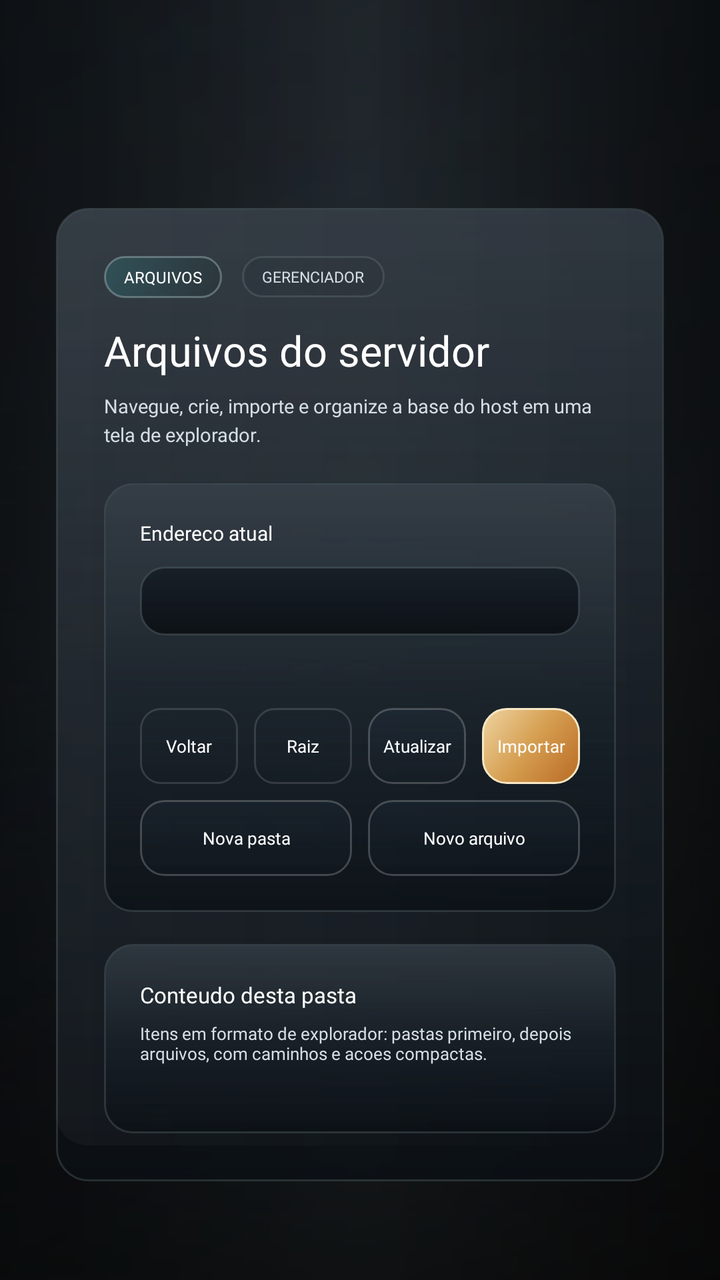
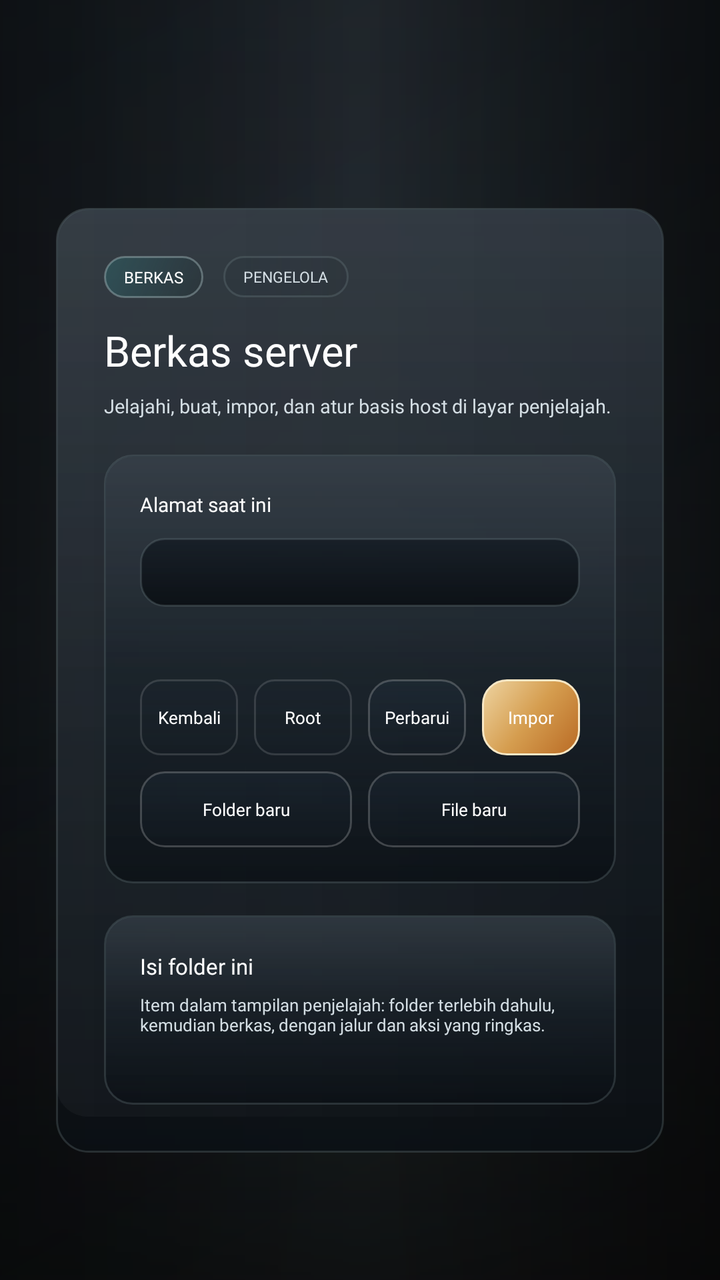

The first picture is an Android layout as it rendered before a commit; the second is the same layout after the commit. The layout source and the unified diff follow.
<!-- AndroidManifest.xml: application theme Theme.AppCompat.Light.NoActionBar.FullScreen -->
<!-- res/layout/fragment_host_files.xml -->
<?xml version="1.0" encoding="utf-8"?>
<FrameLayout xmlns:android="http://schemas.android.com/apk/res/android"
    android:layout_width="match_parent"
    android:layout_height="match_parent">

    <View
        android:layout_width="match_parent"
        android:layout_height="match_parent"
        android:background="@drawable/home_overlay" />

    <ScrollView
        android:layout_width="match_parent"
        android:layout_height="match_parent"
        android:fillViewport="true">

        <LinearLayout
            android:layout_width="match_parent"
            android:layout_height="wrap_content"
            android:gravity="center_horizontal"
            android:orientation="vertical"
            android:paddingStart="28dp"
            android:paddingTop="104dp"
            android:paddingEnd="28dp"
            android:paddingBottom="20dp">

            <LinearLayout
                android:layout_width="match_parent"
                android:layout_height="wrap_content"
                android:background="@drawable/home_panel_surface"
                android:orientation="vertical"
                android:padding="24dp">

                <LinearLayout
                    android:layout_width="match_parent"
                    android:layout_height="wrap_content"
                    android:gravity="center_vertical"
                    android:orientation="horizontal">

                    <TextView
                        android:layout_width="wrap_content"
                        android:layout_height="wrap_content"
                        android:background="@drawable/home_news_badge"
                        android:fontFamily="@font/montserrat_bold"
                        android:letterSpacing="0"
                        android:paddingStart="10dp"
                        android:paddingTop="5dp"
                        android:paddingEnd="10dp"
                        android:paddingBottom="5dp"
                    android:text="Arquivos"
                        android:textAllCaps="true"
                        android:textColor="@android:color/white"
                        android:textSize="8sp" />

                    <TextView
                        android:layout_width="wrap_content"
                        android:layout_height="wrap_content"
                        android:layout_marginStart="10dp"
                        android:background="@drawable/launcher_badge_outline"
                        android:fontFamily="@font/montserrat_bold"
                        android:paddingStart="10dp"
                        android:paddingTop="5dp"
                        android:paddingEnd="10dp"
                        android:paddingBottom="5dp"
                    android:text="GERENCIADOR"
                        android:textAllCaps="true"
                        android:textColor="@color/launcher_text_secondary"
                        android:textSize="7.5sp" />
                </LinearLayout>

                <TextView
                    android:layout_width="wrap_content"
                    android:layout_height="wrap_content"
                    android:layout_marginTop="12dp"
                    android:fontFamily="@font/montserrat_black"
                    android:text="Arquivos do servidor"
                    android:textColor="@android:color/white"
                    android:textSize="21sp" />

                <TextView
                    android:layout_width="wrap_content"
                    android:layout_height="wrap_content"
                    android:layout_marginTop="7dp"
                    android:maxWidth="720dp"
                    android:fontFamily="@font/montserrat_medium"
                    android:lineSpacingExtra="3dp"
                    android:text="Navegue, crie, importe e organize a base do host em uma tela de explorador."
                    android:textColor="@color/launcher_text_secondary"
                    android:textSize="9.5sp" />

                <LinearLayout
                    android:layout_width="match_parent"
                    android:layout_height="wrap_content"
                    android:layout_marginTop="18dp"
                    android:background="@drawable/file_browser_toolbar_surface"
                    android:orientation="vertical"
                    android:padding="18dp">

                    <TextView
                        android:layout_width="wrap_content"
                        android:layout_height="wrap_content"
                        android:fontFamily="@font/montserrat_bold"
                        android:text="Endereco atual"
                        android:textColor="@android:color/white"
                        android:textSize="10sp" />

                    <TextView
                        android:id="@+id/host_files_current_path"
                        android:layout_width="match_parent"
                        android:layout_height="wrap_content"
                        android:layout_marginTop="10dp"
                        android:background="@drawable/launcher_field_surface_dark"
                        android:fontFamily="monospace"
                        android:paddingStart="12dp"
                        android:paddingTop="11dp"
                        android:paddingEnd="12dp"
                        android:paddingBottom="11dp"
                        android:textColor="#D8E2EC"
                        android:textSize="9sp" />

                    <TextView
                        android:id="@+id/host_files_summary"
                        android:layout_width="match_parent"
                        android:layout_height="wrap_content"
                        android:layout_marginTop="10dp"
                        android:fontFamily="@font/montserrat_medium"
                        android:textColor="@color/launcher_text_secondary"
                        android:textSize="9sp" />

                    <LinearLayout
                        android:layout_width="match_parent"
                        android:layout_height="wrap_content"
                        android:layout_marginTop="14dp"
                        android:orientation="horizontal">

                        <TextView
                            android:id="@+id/button_host_files_back"
                            android:layout_width="0dp"
                            android:layout_height="38dp"
                            android:layout_weight="1"
                            android:background="@drawable/file_browser_ghost_action"
                            android:fontFamily="@font/montserrat_bold"
                            android:gravity="center"
                            android:text="Voltar"
                            android:textColor="@android:color/white"
                            android:textSize="8.8sp" />

                        <TextView
                            android:id="@+id/button_host_files_root"
                            android:layout_width="0dp"
                            android:layout_height="38dp"
                            android:layout_marginStart="8dp"
                            android:layout_weight="1"
                            android:background="@drawable/file_browser_ghost_action"
                            android:fontFamily="@font/montserrat_bold"
                            android:gravity="center"
                            android:text="Raiz"
                            android:textColor="@android:color/white"
                            android:textSize="8.8sp" />

                        <TextView
                            android:id="@+id/button_host_refresh_files"
                            android:layout_width="0dp"
                            android:layout_height="38dp"
                            android:layout_marginStart="8dp"
                            android:layout_weight="1"
                            android:background="@drawable/file_browser_secondary_action"
                            android:fontFamily="@font/montserrat_bold"
                            android:gravity="center"
                            android:text="Atualizar"
                            android:textColor="@android:color/white"
                            android:textSize="8.8sp" />

                        <TextView
                            android:id="@+id/button_host_files_import"
                            android:layout_width="0dp"
                            android:layout_height="38dp"
                            android:layout_marginStart="8dp"
                            android:layout_weight="1"
                            android:background="@drawable/file_browser_primary_action"
                            android:fontFamily="@font/montserrat_bold"
                            android:gravity="center"
                            android:text="Importar"
                            android:textColor="@android:color/white"
                            android:textSize="8.8sp" />
                    </LinearLayout>

                    <LinearLayout
                        android:layout_width="match_parent"
                        android:layout_height="wrap_content"
                        android:layout_marginTop="8dp"
                        android:orientation="horizontal">

                        <TextView
                            android:id="@+id/button_host_files_new_folder"
                            android:layout_width="0dp"
                            android:layout_height="38dp"
                            android:layout_weight="1"
                            android:background="@drawable/file_browser_secondary_action"
                            android:fontFamily="@font/montserrat_bold"
                            android:gravity="center"
                            android:text="Nova pasta"
                            android:textColor="@android:color/white"
                            android:textSize="8.8sp" />

                        <TextView
                            android:id="@+id/button_host_files_new_file"
                            android:layout_width="0dp"
                            android:layout_height="38dp"
                            android:layout_marginStart="8dp"
                            android:layout_weight="1"
                            android:background="@drawable/file_browser_secondary_action"
                            android:fontFamily="@font/montserrat_bold"
                            android:gravity="center"
                            android:text="Novo arquivo"
                            android:textColor="@android:color/white"
                            android:textSize="8.8sp" />
                    </LinearLayout>
                </LinearLayout>

                <LinearLayout
                    android:layout_width="match_parent"
                    android:layout_height="wrap_content"
                    android:layout_marginTop="16dp"
                    android:background="@drawable/file_browser_list_surface"
                    android:orientation="vertical"
                    android:padding="18dp">

                    <TextView
                        android:layout_width="wrap_content"
                        android:layout_height="wrap_content"
                        android:fontFamily="@font/montserrat_bold"
                        android:text="Conteudo desta pasta"
                        android:textColor="@android:color/white"
                        android:textSize="11sp" />

                    <TextView
                        android:layout_width="match_parent"
                        android:layout_height="wrap_content"
                        android:layout_marginTop="6dp"
                        android:fontFamily="@font/montserrat_medium"
                        android:text="Itens em formato de explorador: pastas primeiro, depois arquivos, com caminhos e acoes compactas."
                        android:textColor="@color/launcher_text_secondary"
                        android:textSize="8.6sp" />

                    <TextView
                        android:id="@+id/host_files_empty_state"
                        android:layout_width="match_parent"
                        android:layout_height="wrap_content"
                        android:layout_marginTop="16dp"
                        android:background="@drawable/host_dashboard_subtle_note"
                        android:fontFamily="@font/montserrat_medium"
                        android:padding="16dp"
                        android:text="Esta pasta ainda nao tem arquivos nem subpastas."
                        android:textColor="@color/launcher_text_secondary"
                        android:textSize="10sp"
                        android:visibility="gone" />

                    <LinearLayout
                        android:id="@+id/host_files_list_container"
                        android:layout_width="match_parent"
                        android:layout_height="wrap_content"
                        android:layout_marginTop="16dp"
                        android:orientation="vertical" />
                </LinearLayout>
            </LinearLayout>
        </LinearLayout>
    </ScrollView>

</FrameLayout>
<!-- resources referenced by this layout -->
<resources>
  <color name="launcher_text_secondary">#D4DEE4</color>
  <!-- drawable file_browser_ghost_action (drawable) -->
  <?xml version="1.0" encoding="utf-8"?>
  <shape xmlns:android="http://schemas.android.com/apk/res/android"
      android:shape="rectangle">
      <gradient
          android:angle="270"
          android:startColor="#2617222E"
          android:endColor="#100D141B" />
      <corners android:radius="10dp" />
      <stroke
          android:width="1dp"
          android:color="#22FFFFFF" />
  </shape>
  <!-- drawable file_browser_primary_action (drawable) -->
  <?xml version="1.0" encoding="utf-8"?>
  <shape xmlns:android="http://schemas.android.com/apk/res/android"
      android:shape="rectangle">
      <gradient
          android:angle="315"
          android:startColor="#FFEED4A1"
          android:centerColor="#FFD59D4F"
          android:endColor="#FFB96A24" />
      <corners android:radius="12dp" />
      <stroke
          android:width="1dp"
          android:color="#FFF7E7C5" />
  </shape>
  <!-- drawable file_browser_secondary_action (drawable) -->
  <?xml version="1.0" encoding="utf-8"?>
  <shape xmlns:android="http://schemas.android.com/apk/res/android"
      android:shape="rectangle">
      <gradient
          android:angle="270"
          android:startColor="#3424374A"
          android:endColor="#18101924" />
      <corners android:radius="12dp" />
      <stroke
          android:width="1dp"
          android:color="#34FFFFFF" />
  </shape>
  <!-- drawable home_news_badge (drawable) -->
  <?xml version="1.0" encoding="utf-8"?>
  <shape xmlns:android="http://schemas.android.com/apk/res/android"
      android:shape="rectangle">
      <gradient
          android:angle="315"
          android:startColor="#6C2D6F73"
          android:endColor="#33192325" />
      <corners android:radius="10dp" />
      <stroke
          android:width="1dp"
          android:color="#5DBBD4D5" />
  </shape>
  <!-- drawable host_dashboard_subtle_note (drawable) -->
  <?xml version="1.0" encoding="utf-8"?>
  <shape xmlns:android="http://schemas.android.com/apk/res/android"
      android:shape="rectangle">
      <gradient
          android:angle="270"
          android:startColor="#2617212D"
          android:endColor="#12101920" />
      <corners android:radius="18dp" />
      <stroke
          android:width="1dp"
          android:color="#20FFFFFF" />
  </shape>
  <!-- drawable launcher_badge_outline (drawable) -->
  <?xml version="1.0" encoding="utf-8"?>
  <shape xmlns:android="http://schemas.android.com/apk/res/android"
      android:shape="rectangle">
      <gradient
          android:angle="0"
          android:startColor="#221D2931"
          android:endColor="#120D1218" />
      <corners android:radius="10dp" />
      <stroke
          android:width="1dp"
          android:color="@color/launcher_border_soft" />
  </shape>
  <!-- drawable launcher_field_surface_dark (drawable) -->
  <?xml version="1.0" encoding="utf-8"?>
  <shape xmlns:android="http://schemas.android.com/apk/res/android"
      android:shape="rectangle">
      <gradient
          android:angle="270"
          android:startColor="#C9121A22"
          android:endColor="#D2070B0F" />
      <corners android:radius="12dp" />
      <stroke
          android:width="1dp"
          android:color="@color/launcher_border_soft" />
  </shape>
  <style name="Theme.AppCompat.Light.NoActionBar.FullScreen" parent="@style/Theme.AppCompat.Light.NoActionBar">
          <item name="android:windowNoTitle">true</item>
          <item name="android:windowActionBar">false</item>
          <item name="android:windowFullscreen">true</item>
          <item name="android:windowContentOverlay">@null</item>
          <item name="android:windowLayoutInDisplayCutoutMode">shortEdges</item>
      </style>
  <color name="launcher_border_soft">#42798A91</color>
  <color name="launcher_panel_top">#E71B242D</color>
  <color name="launcher_panel_bottom">#D00A0F14</color>
  <!-- unchanged entries left out for length: 4 -->
</resources>

<!-- the commit's change to res/layout/fragment_host_files.xml (unified diff, before → after) -->
@@ -46,7 +46,7 @@
                         android:paddingTop="5dp"
                         android:paddingEnd="10dp"
                         android:paddingBottom="5dp"
-                    android:text="Arquivos"
+                    android:text="Berkas"
                         android:textAllCaps="true"
                         android:textColor="@android:color/white"
                         android:textSize="8sp" />
@@ -61,7 +61,7 @@
                         android:paddingTop="5dp"
                         android:paddingEnd="10dp"
                         android:paddingBottom="5dp"
-                    android:text="GERENCIADOR"
+                    android:text="PENGELOLA"
                         android:textAllCaps="true"
                         android:textColor="@color/launcher_text_secondary"
                         android:textSize="7.5sp" />
@@ -72,7 +72,7 @@
                     android:layout_height="wrap_content"
                     android:layout_marginTop="12dp"
                     android:fontFamily="@font/montserrat_black"
-                    android:text="Arquivos do servidor"
+                    android:text="Berkas server"
                     android:textColor="@android:color/white"
                     android:textSize="21sp" />
 
@@ -83,7 +83,7 @@
                     android:maxWidth="720dp"
                     android:fontFamily="@font/montserrat_medium"
                     android:lineSpacingExtra="3dp"
-                    android:text="Navegue, crie, importe e organize a base do host em uma tela de explorador."
+                    android:text="Jelajahi, buat, impor, dan atur basis host di layar penjelajah."
                     android:textColor="@color/launcher_text_secondary"
                     android:textSize="9.5sp" />
 
@@ -99,7 +99,7 @@
                         android:layout_width="wrap_content"
                         android:layout_height="wrap_content"
                         android:fontFamily="@font/montserrat_bold"
-                        android:text="Endereco atual"
+                        android:text="Alamat saat ini"
                         android:textColor="@android:color/white"
                         android:textSize="10sp" />
 
@@ -140,7 +140,7 @@
                             android:background="@drawable/file_browser_ghost_action"
                             android:fontFamily="@font/montserrat_bold"
                             android:gravity="center"
-                            android:text="Voltar"
+                            android:text="Kembali"
                             android:textColor="@android:color/white"
                             android:textSize="8.8sp" />
 
@@ -153,7 +153,7 @@
                             android:background="@drawable/file_browser_ghost_action"
                             android:fontFamily="@font/montserrat_bold"
                             android:gravity="center"
-                            android:text="Raiz"
+                            android:text="Root"
                             android:textColor="@android:color/white"
                             android:textSize="8.8sp" />
 
@@ -166,7 +166,7 @@
                             android:background="@drawable/file_browser_secondary_action"
                             android:fontFamily="@font/montserrat_bold"
                             android:gravity="center"
-                            android:text="Atualizar"
+                            android:text="Perbarui"
                             android:textColor="@android:color/white"
                             android:textSize="8.8sp" />
 
@@ -179,7 +179,7 @@
                             android:background="@drawable/file_browser_primary_action"
                             android:fontFamily="@font/montserrat_bold"
                             android:gravity="center"
-                            android:text="Importar"
+                            android:text="Impor"
                             android:textColor="@android:color/white"
                             android:textSize="8.8sp" />
                     </LinearLayout>
@@ -198,7 +198,7 @@
                             android:background="@drawable/file_browser_secondary_action"
                             android:fontFamily="@font/montserrat_bold"
                             android:gravity="center"
-                            android:text="Nova pasta"
+                            android:text="Folder baru"
                             android:textColor="@android:color/white"
                             android:textSize="8.8sp" />
 
@@ -211,7 +211,7 @@
                             android:background="@drawable/file_browser_secondary_action"
                             android:fontFamily="@font/montserrat_bold"
                             android:gravity="center"
-                            android:text="Novo arquivo"
+                            android:text="File baru"
                             android:textColor="@android:color/white"
                             android:textSize="8.8sp" />
                     </LinearLayout>
@@ -229,7 +229,7 @@
                         android:layout_width="wrap_content"
                         android:layout_height="wrap_content"
                         android:fontFamily="@font/montserrat_bold"
-                        android:text="Conteudo desta pasta"
+                        android:text="Isi folder ini"
                         android:textColor="@android:color/white"
                         android:textSize="11sp" />
 
@@ -238,7 +238,7 @@
                         android:layout_height="wrap_content"
                         android:layout_marginTop="6dp"
                         android:fontFamily="@font/montserrat_medium"
-                        android:text="Itens em formato de explorador: pastas primeiro, depois arquivos, com caminhos e acoes compactas."
+                        android:text="Item dalam tampilan penjelajah: folder terlebih dahulu, kemudian berkas, dengan jalur dan aksi yang ringkas."
                         android:textColor="@color/launcher_text_secondary"
                         android:textSize="8.6sp" />
 
@@ -250,7 +250,7 @@
                         android:background="@drawable/host_dashboard_subtle_note"
                         android:fontFamily="@font/montserrat_medium"
                         android:padding="16dp"
-                        android:text="Esta pasta ainda nao tem arquivos nem subpastas."
+                        android:text="Folder ini belum memiliki berkas atau subfolder."
                         android:textColor="@color/launcher_text_secondary"
                         android:textSize="10sp"
                         android:visibility="gone" />
